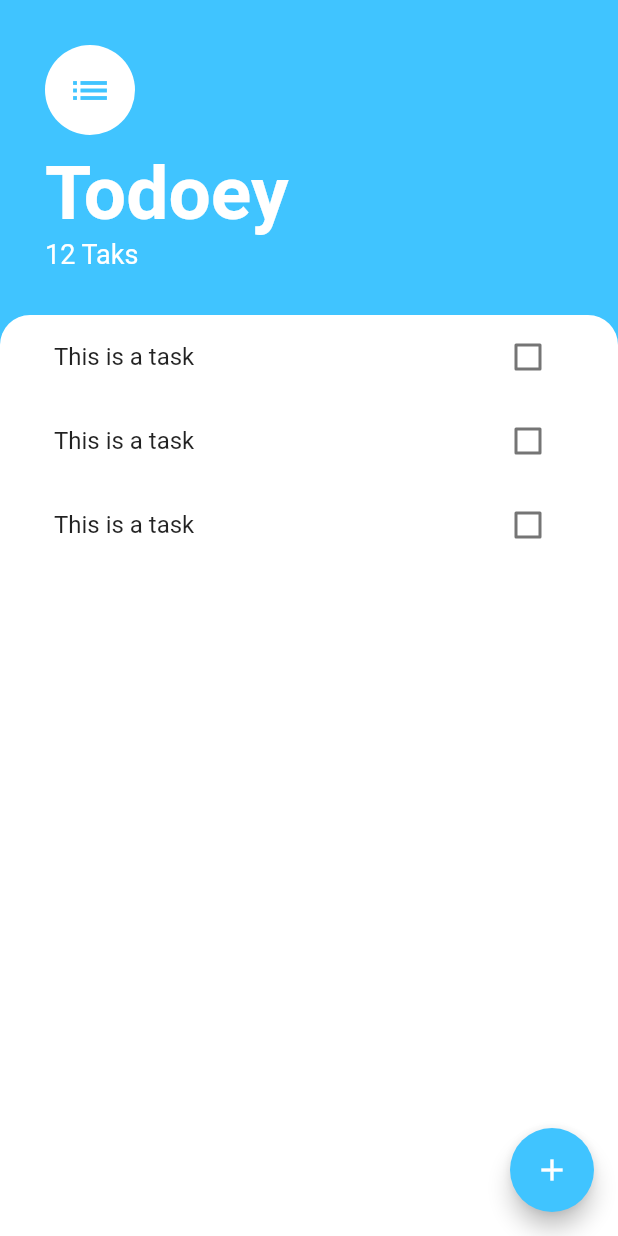
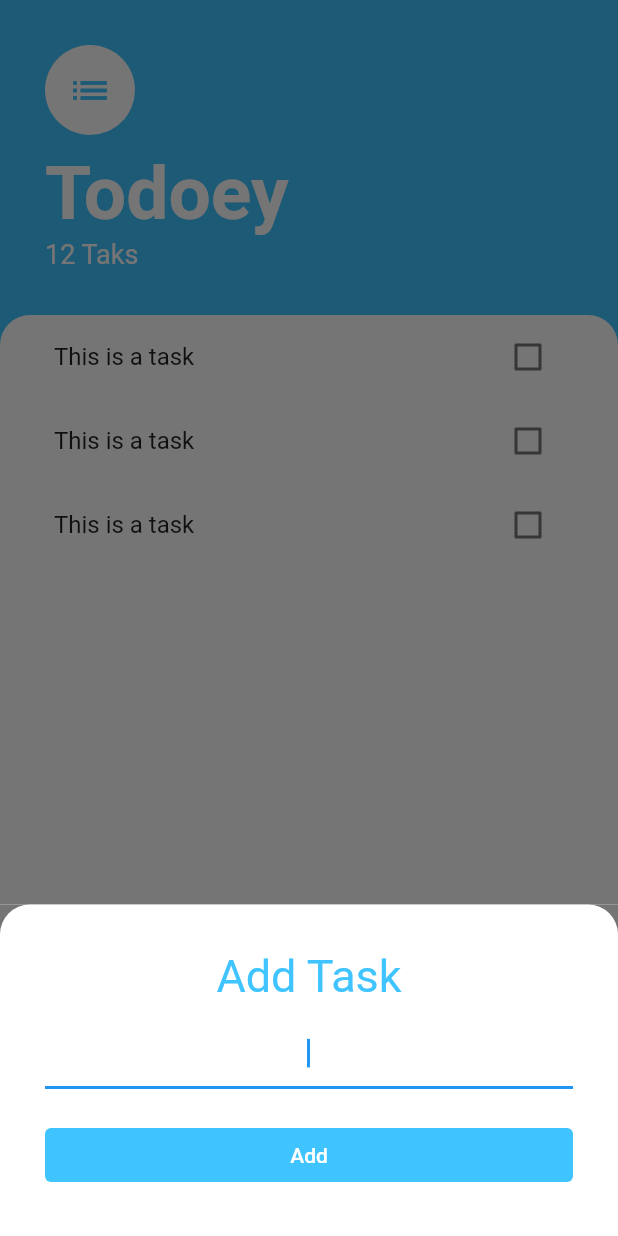
Before and after one commit to MJoshua25/todoey_flutter, a Flutter app: the screen it shows after launch, after a tap on the "add" icon, on a phone screen of 412 x 824 dp. Run offline on Flutter 3.47's test engine with Material 2 defaults, Android fonts, the phone set to English and light mode, and no system bars.

Commit message:
l'interface du bottomsheet est bonne

```diff
--- /dev/null
+++ b/lib/screens/add_task_screen.dart
@@ -0,0 +1,57 @@
+import 'package:flutter/material.dart';
+
+class AddTaskScreen extends StatelessWidget {
+  const AddTaskScreen({Key? key}) : super(key: key);
+
+  @override
+  Widget build(BuildContext context) {
+    return Container(
+      color: const Color(0xff757575),
+      child: Container(
+        padding: const EdgeInsets.all(30.0),
+        decoration: const BoxDecoration(
+          color: Colors.white,
+          borderRadius: BorderRadius.only(
+            topLeft: Radius.circular(20.0),
+            topRight: Radius.circular(20.0),
+          ),
+        ),
+        child: Column(
+          crossAxisAlignment: CrossAxisAlignment.stretch,
+          children: [
+            const Text(
+              "Add Task",
+              textAlign: TextAlign.center,
+              style: TextStyle(
+                fontSize: 30,
+                color: Colors.lightBlueAccent,
+              ),
+            ),
+            const SizedBox(
+              height: 10.0,
+            ),
+            const TextField(
+              autofocus: true,
+              textAlign: TextAlign.center,
+            ),
+            const SizedBox(
+              height: 20.0,
+            ),
+            TextButton(
+              child: const Text(
+                "Add",
+                style: TextStyle(
+                  color: Colors.white,
+                ),
+              ),
+              style: TextButton.styleFrom(
+                backgroundColor: Colors.lightBlueAccent,
+              ),
+              onPressed: () {},
+            ),
+          ],
+        ),
+      ),
+    );
+  }
+}
--- a/lib/screens/tasks_screen.dart
+++ b/lib/screens/tasks_screen.dart
@@ -1,6 +1,7 @@
 import 'package:flutter/material.dart';
 import 'package:flutter/widgets.dart';
 import 'package:todoey_flutter/widgets/tasks_list.dart';
+import 'package:todoey_flutter/screens/add_task_screen.dart';
 
 class TasksScreen extends StatelessWidget {
   const TasksScreen({Key? key}) : super(key: key);
@@ -12,7 +13,18 @@ class TasksScreen extends StatelessWidget {
       floatingActionButton: FloatingActionButton(
         backgroundColor: Colors.lightBlueAccent,
         child: const Icon(Icons.add),
-        onPressed: () => {},
+        onPressed: () {
+          showModalBottomSheet(
+            context: context,
+            isScrollControlled: true,
+            builder: (context) => SingleChildScrollView(
+              child: Container(
+                padding: EdgeInsets.only(bottom: MediaQuery.of(context).viewInsets.bottom),
+                child: const AddTaskScreen(),
+              ),
+            ),
+          );
+        },
       ),
       body: SafeArea(
         child: Column(
```
